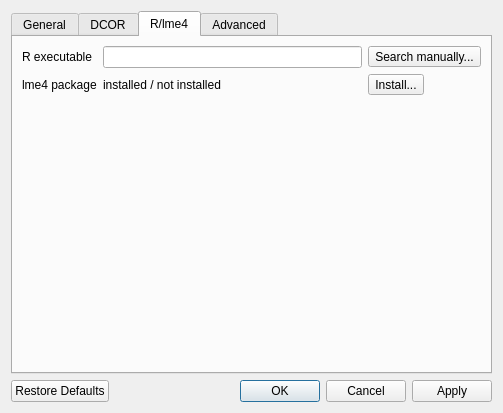
This is shapeout2/gui/preferences.ui in ZELLMECHANIK-DRESDEN/ShapeOut2 as Qt 5 draws it before an edit. The edited form follows.
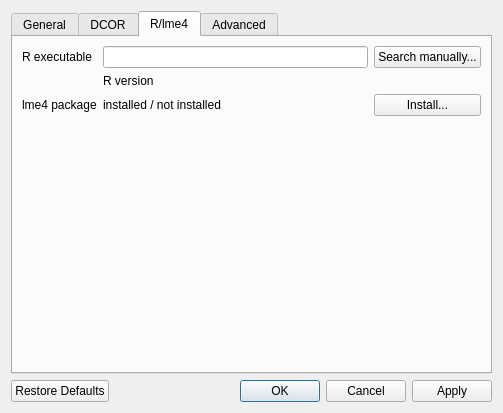
This is the edited form. Icons and pictures are not drawn.

Commit message: enh: set R executable and display R version in preferences (#55)

Diff of the .ui file:
```diff
--- a/shapeout2/gui/preferences.ui
+++ b/shapeout2/gui/preferences.ui
@@ -130,41 +130,48 @@
       <layout class="QVBoxLayout" name="verticalLayout_5">
        <item>
         <layout class="QGridLayout" name="gridLayout_2">
-         <item row="0" column="0">
-          <widget class="QLabel" name="label">
-           <property name="text">
-            <string>R executable</string>
-           </property>
-          </widget>
-         </item>
-         <item row="0" column="2">
-          <widget class="QToolButton" name="toolButton_lme4_search">
-           <property name="text">
-            <string>Search manually...</string>
-           </property>
-          </widget>
-         </item>
          <item row="0" column="1">
           <widget class="QLineEdit" name="lme4_rpath"/>
          </item>
-         <item row="1" column="0">
+         <item row="2" column="0">
           <widget class="QLabel" name="label_4">
            <property name="text">
             <string>lme4 package</string>
            </property>
           </widget>
          </item>
-         <item row="1" column="1">
+         <item row="2" column="2">
+          <widget class="QPushButton" name="pushButton_lme4_install">
+           <property name="text">
+            <string>Install...</string>
+           </property>
+          </widget>
+         </item>
+         <item row="2" column="1">
           <widget class="QLabel" name="label_lme4_installed">
            <property name="text">
             <string>installed / not installed</string>
            </property>
           </widget>
          </item>
-         <item row="1" column="2">
-          <widget class="QToolButton" name="toolButton_lme4_install">
+         <item row="0" column="2">
+          <widget class="QPushButton" name="pushButton_lme4_search">
            <property name="text">
-            <string>Install...</string>
+            <string>Search manually...</string>
+           </property>
+          </widget>
+         </item>
+         <item row="0" column="0">
+          <widget class="QLabel" name="label">
+           <property name="text">
+            <string>R executable</string>
+           </property>
+          </widget>
+         </item>
+         <item row="1" column="1">
+          <widget class="QLabel" name="label_r_version">
+           <property name="text">
+            <string>R version</string>
            </property>
           </widget>
          </item>
```
The commit also changes 1 other file.
